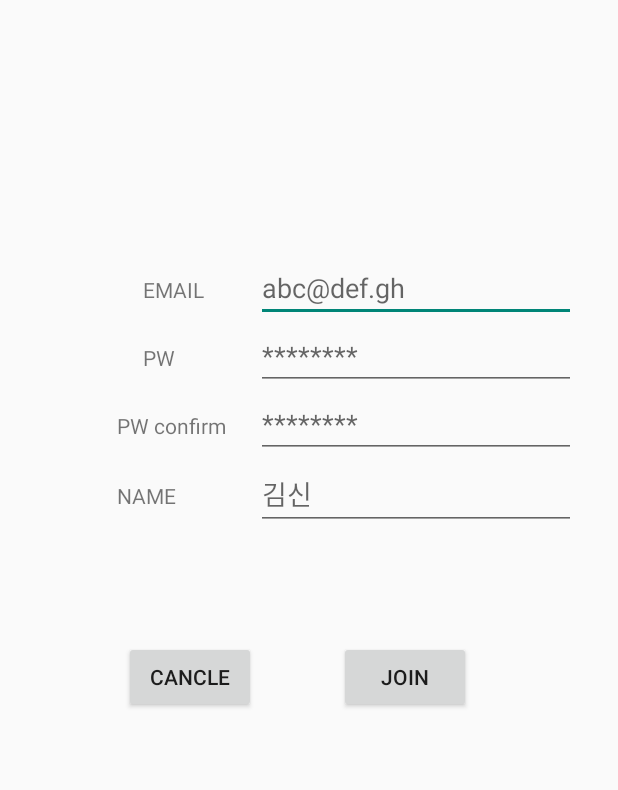
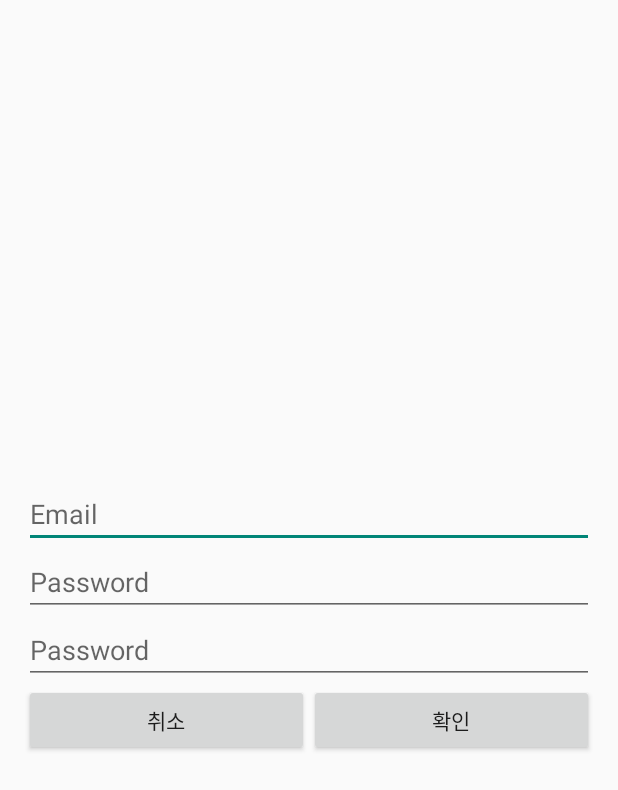
Before and after one commit to HSflower/AndroidProjects, an Android app: the JoinActivity screen opened directly, with no data from a screen before it, on a phone screen of 412 x 824 dp. Shown: the top 790 px of the screen. Run offline under Robolectric (Android 15) with nearby library versions, the phone set to English and light mode, and no system bars.

Commit message:
간단한 로그인 기능 구현

```diff
--- a/app/src/main/java/com/example/hong_inseon/projectlouvre/JoinActivity.java
+++ b/app/src/main/java/com/example/hong_inseon/projectlouvre/JoinActivity.java
@@ -1,8 +1,8 @@
 package com.example.hong_inseon.projectlouvre;
 import android.content.Intent;
 import android.graphics.Color;
+import android.os.Bundle;
 import android.support.v7.app.AppCompatActivity;
-import android.os.Bundle;
 import android.text.Editable;
 import android.text.TextWatcher;
 import android.view.View;
@@ -14,7 +14,7 @@ public class JoinActivity extends AppCompatActivity {
     private EditText etEmail;
     private EditText etPassword;
     private EditText etPasswordConfirm;
-    private Button btnJoin;
+    private Button btnDone;
     private Button btnCancel;
 
     @Override
@@ -25,7 +25,7 @@ public class JoinActivity extends AppCompatActivity {
         etEmail = (EditText) findViewById(R.id.etEmail);
         etPassword = (EditText) findViewById(R.id.etPassword);
         etPasswordConfirm = (EditText) findViewById(R.id.etPasswordConfirm);
-        btnJoin = (Button) findViewById(R.id.btnJoin);
+        btnDone = (Button) findViewById(R.id.btnDone);
         btnCancel = (Button) findViewById(R.id.btnCancel);
 
         // 비밀번호 일치 검사
@@ -55,7 +55,7 @@ public class JoinActivity extends AppCompatActivity {
             }
         });
 
-        btnJoin.setOnClickListener(new View.OnClickListener() {
+        btnDone.setOnClickListener(new View.OnClickListener() {
             @Override
             public void onClick(View v) {
 
--- a/app/src/main/java/com/example/hong_inseon/projectlouvre/LoginActivity.java
+++ b/app/src/main/java/com/example/hong_inseon/projectlouvre/LoginActivity.java
@@ -18,7 +18,7 @@ import android.widget.Toast;
 public class LoginActivity extends AppCompatActivity {
 
     private EditText etEmail;
-    private Button btnSignup; //sign up button
+    private Button btnJoin; //sign up button
 
     @Override
     protected void onCreate(Bundle savedInstanceState) {
@@ -26,8 +26,8 @@ public class LoginActivity extends AppCompatActivity {
         setContentView(R.layout.activity_login);
 
         etEmail = (EditText) findViewById(R.id.etEmail);
-        btnSignup = (Button) findViewById(R.id.btnSignup);
-        btnSignup.setOnClickListener(new View.OnClickListener() {
+        btnJoin = (Button) findViewById(R.id.btnJoin);
+        btnJoin.setOnClickListener(new View.OnClickListener() {
             @Override
             public void onClick(View v){
                 Intent intent = new Intent(getApplicationContext(), JoinActivity.class);
--- a/app/src/main/res/layout/activity_join.xml
+++ b/app/src/main/res/layout/activity_join.xml
@@ -1,91 +1,18 @@
 <?xml version="1.0" encoding="utf-8"?>
-<RelativeLayout
+<LinearLayout
     android:id="@+id/activity_join"
     xmlns:android="http://schemas.android.com/apk/res/android"
     xmlns:tools="http://schemas.android.com/tools"
     android:layout_width="match_parent"
     android:layout_height="match_parent"
+    android:gravity="center"
+    android:orientation="vertical"
     android:paddingBottom="@dimen/activity_vertical_margin"
     android:paddingLeft="@dimen/activity_horizontal_margin"
     android:paddingRight="@dimen/activity_horizontal_margin"
     android:paddingTop="@dimen/activity_vertical_margin"
     tools:context="com.example.hong_inseon.projectlouvre.JoinActivity">
 
-    <TextView
-        android:text="EMAIL"
-        android:layout_width="wrap_content"
-        android:layout_height="wrap_content"
-        android:layout_marginTop="167dp"
-        android:id="@+id/textView5"
-        android:layout_alignParentTop="true"
-        android:layout_toStartOf="@+id/etEmail"
-        android:layout_marginEnd="34dp"/>
-    <EditText
-        android:id="@+id/etEmail"
-        android:layout_width="wrap_content"
-        android:layout_height="wrap_content"
-        android:inputType="textPersonName"
-        android:ems="10"
-        android:layout_alignBaseline="@+id/textView5"
-        android:layout_alignBottom="@+id/textView5"
-        android:layout_alignParentEnd="true"
-        android:layout_marginEnd="12dp"
-        android:hint="abc@def.gh"/>
-
-    <TextView
-        android:text="PW"
-        android:layout_width="wrap_content"
-        android:layout_height="wrap_content"
-        android:layout_below="@+id/etEmail"
-        android:layout_alignStart="@+id/textView5"
-        android:layout_marginTop="14dp"
-        android:id="@+id/textView6"/>
-    <EditText
-        android:id="@+id/etPassword"
-        android:layout_width="wrap_content"
-        android:layout_height="wrap_content"
-        android:inputType="textPassword"
-        android:ems="10"
-        android:layout_below="@+id/etEmail"
-        android:layout_alignEnd="@+id/etEmail"
-        android:hint="********"/>
-
-    <TextView
-        android:text="PW confirm"
-        android:layout_width="wrap_content"
-        android:layout_height="wrap_content"
-        android:id="@+id/textView7"
-        android:layout_marginEnd="20dp"
-        android:layout_alignBaseline="@+id/etPasswordConfirm"
-        android:layout_alignBottom="@+id/etPasswordConfirm"
-        android:layout_toStartOf="@+id/etPasswordConfirm" />
-    <EditText
-        android:id="@+id/etPasswordConfirm"
-        android:layout_width="wrap_content"
-        android:layout_height="wrap_content"
-        android:inputType="textPassword"
-        android:ems="10"
-        android:layout_below="@+id/etPassword"
-        android:layout_alignEnd="@+id/etPassword"
-        android:hint="********"/>
-
-    <TextView
-        android:text="NAME"
-        android:layout_width="wrap_content"
-        android:layout_height="wrap_content"
-        android:id="@+id/textView8"
-        android:layout_alignBaseline="@+id/etName"
-        android:layout_alignBottom="@+id/etName"
-        android:layout_alignStart="@+id/textView7" />
-    <EditText
-        android:id="@+id/etName"
-        android:layout_width="wrap_content"
-        android:layout_height="wrap_content"
-        android:inputType="textPersonName"
-        android:ems="10"
-        android:layout_below="@+id/etPasswordConfirm"
-        android:layout_alignStart="@+id/etPasswordConfirm"
-        android:hint="김신"/>
     <!--
         <TextView
             android:text="GENDER"
@@ -112,22 +39,49 @@
             android:layout_marginStart="17dp"/>
     -->
 
+    <EditText
+        android:layout_width="match_parent"
+        android:layout_height="wrap_content"
+        android:inputType="textEmailAddress"
+        android:ems="10"
+        android:hint="Email"
+        android:id="@+id/etEmail"/>
+
+    <EditText
+        android:layout_width="match_parent"
+        android:layout_height="wrap_content"
+        android:inputType="textPassword"
+        android:ems="10"
+        android:hint="Password"
+        android:id="@+id/etPassword"/>
+
+    <EditText
+        android:layout_width="match_parent"
+        android:layout_height="wrap_content"
+        android:inputType="textPassword"
+        android:ems="10"
+        android:hint="Password"
+        android:id="@+id/etPasswordConfirm"/>
+
+    <LinearLayout
+        android:orientation="horizontal"
+        android:layout_width="match_parent"
+        android:layout_height="wrap_content">
+
         <Button
-        android:text="CANCLE"
+            android:text="취소"
             android:layout_width="wrap_content"
             android:layout_height="wrap_content"
-        android:layout_alignTop="@+id/btnJoin"
-        android:layout_toStartOf="@+id/btnJoin"
-        android:id="@+id/btnCancel"/>
+            android:id="@+id/btnCancel"
+            android:layout_weight="1"/>
 
         <Button
-        android:text="JOIN"
+            android:text="확인"
             android:layout_width="wrap_content"
             android:layout_height="wrap_content"
-        android:layout_marginTop="74dp"
-        android:id="@+id/btnJoin"
-        android:layout_below="@+id/etName"
-        android:layout_alignStart="@+id/etName"
-        android:layout_marginStart="55dp"/>
+            android:id="@+id/btnDone"
+            android:layout_weight="1"/>
+    </LinearLayout>
 
-</RelativeLayout>
+
+</LinearLayout>
```
Also changed, not shown: app/src/main/res/layout/activity_login.xml (+59 -48 lines). Lines whose indentation alone changed are shown as unchanged.
